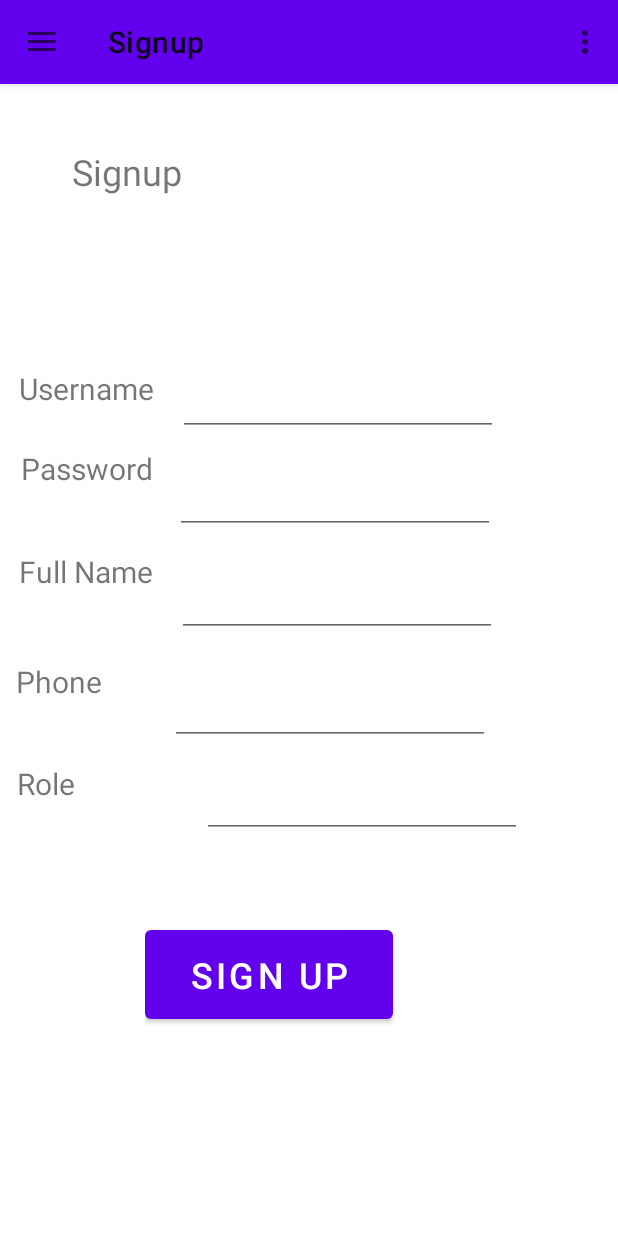
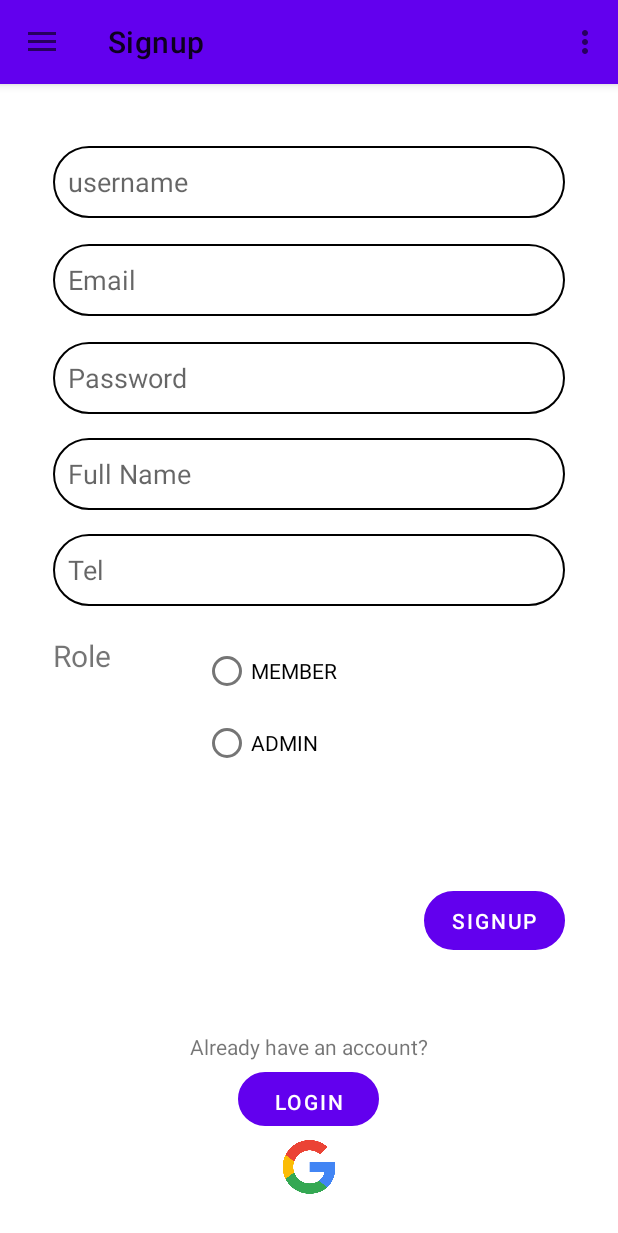
Before and after one commit to ancahutupasu/HeServices2, an Android app: the SignupFragment screen opened through its navigation route, on a phone screen of 412 x 824 dp. Shown: the top 1233 px of the screen. Run offline under Robolectric (Android 15) with nearby library versions, the phone set to English and light mode, and no system bars; our stand-ins replace navigation-ui.

Commit message:
layout sign up done

```diff
--- a/app/src/main/res/layout/fragment_register.xml
+++ b/app/src/main/res/layout/fragment_register.xml
@@ -7,8 +7,9 @@
 
     <EditText
         android:id="@+id/emailRegister"
-        android:layout_width="387dp"
-        android:layout_height="57dp"
+        android:layout_width="341dp"
+        android:layout_height="61dp"
+        android:autofillHints=""
         android:background="@drawable/round_border2"
         android:drawableStart="@android:drawable/sym_action_email"
         android:ems="10"
@@ -16,36 +17,43 @@
         android:padding="10dp"
         app:layout_constraintBottom_toBottomOf="parent"
         app:layout_constraintEnd_toEndOf="parent"
-        app:layout_constraintHorizontal_bias="0.666"
         app:layout_constraintStart_toStartOf="parent"
         app:layout_constraintTop_toTopOf="parent"
-        app:layout_constraintVertical_bias="0.287"
+        app:layout_constraintVertical_bias="0.17"
         tools:hint="@string/emailRegister"
-        android:autofillHints=""
         tools:ignore="LabelFor" />
 
-    <EditText
-        android:id="@+id/passwordRegister"
-        android:layout_width="387dp"
-        android:layout_height="57dp"
-        android:background="@drawable/round_border2"
-        android:drawableStart="@android:drawable/ic_lock_idle_lock"
-        android:ems="10"
-        android:hint="@string/passwordRegister"
-        android:inputType="textPassword"
-        android:padding="10dp"
+    <TextView
+        android:id="@+id/register_user1"
+        android:layout_width="172dp"
+        android:layout_height="25dp"
+        android:text="@string/existing_user"
         app:layout_constraintBottom_toBottomOf="parent"
         app:layout_constraintEnd_toEndOf="parent"
-        app:layout_constraintHorizontal_bias="0.666"
+        app:layout_constraintHorizontal_bias="0.447"
         app:layout_constraintStart_toStartOf="parent"
         app:layout_constraintTop_toTopOf="parent"
-        app:layout_constraintVertical_bias="0.394"
-        android:autofillHints="" />
+        app:layout_constraintVertical_bias="0.623" />
+
+    <Button
+        android:id="@+id/loginBut"
+        android:layout_width="wrap_content"
+        android:layout_height="wrap_content"
+        android:background="@drawable/round_border2"
+        android:text="@string/Login"
+        app:layout_constraintBottom_toBottomOf="parent"
+        app:layout_constraintEnd_toEndOf="parent"
+        app:layout_constraintHorizontal_bias="0.461"
+        app:layout_constraintStart_toStartOf="parent"
+        app:layout_constraintTop_toTopOf="parent"
+        app:layout_constraintVertical_bias="0.699"
+        tools:ignore="UsingOnClickInXml" />
 
     <EditText
         android:id="@+id/confirmPassword"
-        android:layout_width="387dp"
-        android:layout_height="57dp"
+        android:layout_width="341dp"
+        android:layout_height="61dp"
+        android:autofillHints=""
         android:background="@drawable/round_border2"
         android:drawableStart="@android:drawable/ic_lock_idle_lock"
         android:ems="10"
@@ -54,10 +62,10 @@
         android:padding="10dp"
         app:layout_constraintBottom_toBottomOf="parent"
         app:layout_constraintEnd_toEndOf="parent"
-        app:layout_constraintHorizontal_bias="0.497"
+        app:layout_constraintHorizontal_bias="0.528"
         app:layout_constraintStart_toStartOf="parent"
         app:layout_constraintTop_toTopOf="parent"
-        android:autofillHints="" />
+        app:layout_constraintVertical_bias="0.425" />
 
     <Button
         android:id="@+id/registerBut"
@@ -67,36 +75,10 @@
         android:text="@string/register"
         app:layout_constraintBottom_toBottomOf="parent"
         app:layout_constraintEnd_toEndOf="parent"
-        app:layout_constraintHorizontal_bias="0.914"
+        app:layout_constraintHorizontal_bias="0.875"
         app:layout_constraintStart_toStartOf="parent"
         app:layout_constraintTop_toTopOf="parent"
-        app:layout_constraintVertical_bias="0.606" />
-
-    <TextView
-        android:id="@+id/register_user1"
-        android:layout_width="172dp"
-        android:layout_height="25dp"
-        android:text="@string/existing_user"
-        app:layout_constraintBottom_toBottomOf="parent"
-        app:layout_constraintEnd_toEndOf="parent"
-        app:layout_constraintHorizontal_bias="0.497"
-        app:layout_constraintStart_toStartOf="parent"
-        app:layout_constraintTop_toTopOf="parent"
-        app:layout_constraintVertical_bias="0.692" />
-
-    <Button
-        android:id="@+id/loginBut"
-        android:layout_width="wrap_content"
-        android:layout_height="wrap_content"
-        android:background="@drawable/round_border2"
-        android:text="@string/Login"
-        app:layout_constraintBottom_toBottomOf="parent"
-        app:layout_constraintEnd_toEndOf="parent"
-        app:layout_constraintHorizontal_bias="0.498"
-        app:layout_constraintStart_toStartOf="parent"
-        app:layout_constraintTop_toTopOf="parent"
-        app:layout_constraintVertical_bias="0.755"
-        tools:ignore="UsingOnClickInXml" />
+        app:layout_constraintVertical_bias="0.534" />
 
     <ImageView
         android:id="@+id/googleLog"
@@ -106,10 +88,28 @@
         android:contentDescription="@string/app_name"
         app:layout_constraintBottom_toBottomOf="parent"
         app:layout_constraintEnd_toEndOf="parent"
-        app:layout_constraintHorizontal_bias="0.498"
+        app:layout_constraintHorizontal_bias="0.465"
         app:layout_constraintStart_toStartOf="parent"
         app:layout_constraintTop_toTopOf="parent"
-        app:layout_constraintVertical_bias="0.918"
+        app:layout_constraintVertical_bias="0.886"
         app:srcCompat="@drawable/google"
         tools:ignore="UsingOnClickInXml" />
+
+    <EditText
+        android:id="@+id/passwordRegister"
+        android:layout_width="341dp"
+        android:layout_height="61dp"
+        android:autofillHints=""
+        android:background="@drawable/round_border2"
+        android:drawableStart="@android:drawable/ic_lock_idle_lock"
+        android:ems="10"
+        android:hint="@string/passwordRegister"
+        android:inputType="textPassword"
+        android:padding="10dp"
+        app:layout_constraintBottom_toBottomOf="parent"
+        app:layout_constraintEnd_toEndOf="parent"
+        app:layout_constraintStart_toStartOf="parent"
+        app:layout_constraintTop_toTopOf="parent"
+        app:layout_constraintVertical_bias="0.298" />
+
 </androidx.constraintlayout.widget.ConstraintLayout>
--- a/app/src/main/res/layout/fragment_signup.xml
+++ b/app/src/main/res/layout/fragment_signup.xml
@@ -5,238 +5,180 @@
     android:layout_width="match_parent"
     android:layout_height="match_parent">
 
+    <TextView
+        android:id="@+id/register_user1"
+        android:layout_width="172dp"
+        android:layout_height="25dp"
+        android:text="@string/existing_user"
+        android:textAlignment="center"
+        app:layout_constraintBottom_toBottomOf="parent"
+        app:layout_constraintEnd_toEndOf="parent"
+        app:layout_constraintHorizontal_bias="0.497"
+        app:layout_constraintStart_toStartOf="parent"
+        app:layout_constraintTop_toTopOf="parent"
+        app:layout_constraintVertical_bias="0.851" />
+
     <LinearLayout
         android:id="@+id/linearLayout12"
-        android:layout_width="305dp"
-        android:layout_height="107dp"
-        android:orientation="horizontal"
+        android:layout_width="341dp"
+        android:layout_height="446dp"
+        android:orientation="vertical"
         app:layout_constraintBottom_toBottomOf="parent"
         app:layout_constraintEnd_toEndOf="parent"
-        app:layout_constraintHorizontal_bias="0.448"
         app:layout_constraintStart_toStartOf="parent"
         app:layout_constraintTop_toTopOf="parent"
-        app:layout_constraintVertical_bias="0.064">
+        app:layout_constraintVertical_bias="0.129">
 
-        <TextView
-            android:id="@+id/signup"
-            android:layout_width="239dp"
-            android:layout_height="101dp"
-            android:text="Signup"
-            android:textSize="24sp" />
+        <EditText
+            android:id="@+id/userName"
+            android:layout_width="match_parent"
+            android:layout_height="wrap_content"
+            android:background="@drawable/round_border2"
+            android:ems="10"
+            android:hint="username"
+            android:inputType="textPersonName"
+            android:minHeight="48dp"
+            android:padding="10dp"
+            tools:hint="@string/usernameSignUp" />
+
+        <Space
+            android:layout_width="match_parent"
+            android:layout_height="17dp" />
+
+        <EditText
+            android:id="@+id/emailSignUp"
+            android:layout_width="match_parent"
+            android:layout_height="wrap_content"
+            android:background="@drawable/round_border2"
+            android:ems="10"
+            android:hint="@string/emailSignUp"
+            android:inputType="textEmailAddress"
+            android:minHeight="48dp"
+            android:padding="10dp" />
+
+        <Space
+            android:layout_width="match_parent"
+            android:layout_height="17dp" />
+
+        <EditText
+            android:id="@+id/passwordSignUp"
+            android:layout_width="match_parent"
+            android:layout_height="wrap_content"
+            android:background="@drawable/round_border2"
+            android:ems="10"
+            android:hint="@string/passwordSignUp"
+            android:inputType="textPassword"
+            android:minHeight="48dp"
+            android:padding="10dp" />
+
+        <Space
+            android:layout_width="match_parent"
+            android:layout_height="16dp" />
+
+        <EditText
+            android:id="@+id/fullName"
+            android:layout_width="match_parent"
+            android:layout_height="wrap_content"
+            android:background="@drawable/round_border2"
+            android:ems="10"
+            android:hint="@string/nameSignUp"
+            android:inputType="textPersonName"
+            android:minHeight="48dp"
+            android:padding="10dp" />
+
+        <Space
+            android:layout_width="match_parent"
+            android:layout_height="16dp" />
+
+        <EditText
+            android:id="@+id/phoneNo"
+            android:layout_width="match_parent"
+            android:layout_height="wrap_content"
+            android:background="@drawable/round_border2"
+            android:ems="10"
+            android:hint="@string/phoneNo"
+            android:inputType="phone"
+            android:minHeight="48dp"
+            android:padding="10dp" />
+
+        <Space
+            android:layout_width="match_parent"
+            android:layout_height="19dp" />
+
+        <LinearLayout
+            android:layout_width="199dp"
+            android:layout_height="107dp"
+            android:orientation="horizontal">
+
+            <TextView
+                android:id="@+id/role"
+                android:layout_width="100dp"
+                android:layout_height="100dp"
+                android:text="Role"
+                android:textSize="20sp" />
+
+            <RadioGroup
+                android:layout_width="match_parent"
+                android:layout_height="wrap_content">
+
+                <RadioButton
+                    android:id="@+id/member"
+                    android:layout_width="103dp"
+                    android:layout_height="wrap_content"
+                    android:layout_weight="1"
+                    android:text="MEMBER" />
+
+                <RadioButton
+                    android:id="@+id/admin"
+                    android:layout_width="104dp"
+                    android:layout_height="wrap_content"
+                    android:layout_weight="1"
+                    android:text="ADMIN" />
+
+            </RadioGroup>
+        </LinearLayout>
+
     </LinearLayout>
 
-    <LinearLayout
-        android:layout_width="266dp"
-        android:layout_height="77dp"
-        android:orientation="horizontal"
+    <ImageView
+        android:id="@+id/googleLog"
+        android:layout_width="41dp"
+        android:layout_height="36dp"
+        android:contentDescription="@string/app_name"
         app:layout_constraintBottom_toBottomOf="parent"
         app:layout_constraintEnd_toEndOf="parent"
-        app:layout_constraintHorizontal_bias="0.087"
         app:layout_constraintStart_toStartOf="parent"
         app:layout_constraintTop_toTopOf="parent"
-        app:layout_constraintVertical_bias="0.274">
+        app:layout_constraintVertical_bias="0.962"
+        app:srcCompat="@drawable/google"
+        tools:ignore="UsingOnClickInXml" />
 
-        <TextView
-            android:id="@+id/textView12"
-            android:layout_width="228dp"
-            android:layout_height="60dp"
-            android:text="Username"
-            android:textSize="20sp" />
-    </LinearLayout>
-
-    <LinearLayout
-        android:layout_width="274dp"
-        android:layout_height="94dp"
-        android:orientation="horizontal"
+    <Button
+        android:id="@+id/singup"
+        android:layout_width="94dp"
+        android:layout_height="39dp"
+        android:background="@drawable/round_border2"
+        android:text="SIGNUP"
         app:layout_constraintBottom_toBottomOf="parent"
         app:layout_constraintEnd_toEndOf="parent"
-        app:layout_constraintHorizontal_bias="0.862"
+        app:layout_constraintHorizontal_bias="0.889"
         app:layout_constraintStart_toStartOf="parent"
         app:layout_constraintTop_toTopOf="parent"
-        app:layout_constraintVertical_bias="0.256">
+        app:layout_constraintVertical_bias="0.738"
+        tools:ignore="TouchTargetSizeCheck" />
 
-        <EditText
-            android:id="@+id/editTextTextEmailAddress"
-            android:layout_width="wrap_content"
-            android:layout_height="62dp"
-            android:ems="10"
-            android:inputType="textEmailAddress"
-            tools:ignore="SpeakableTextPresentCheck,SpeakableTextPresentCheck" />
-    </LinearLayout>
-
-    <LinearLayout
-        android:layout_width="260dp"
-        android:layout_height="93dp"
-        android:orientation="horizontal"
+    <Button
+        android:id="@+id/loginBut"
+        android:layout_width="94dp"
+        android:layout_height="36dp"
+        android:background="@drawable/round_border2"
+        android:text="@string/Login"
         app:layout_constraintBottom_toBottomOf="parent"
         app:layout_constraintEnd_toEndOf="parent"
-        app:layout_constraintHorizontal_bias="0.091"
+        app:layout_constraintHorizontal_bias="0.498"
         app:layout_constraintStart_toStartOf="parent"
         app:layout_constraintTop_toTopOf="parent"
-        app:layout_constraintVertical_bias="0.36">
-
-        <TextView
-            android:id="@+id/textView13"
-            android:layout_width="197dp"
-            android:layout_height="61dp"
-            android:text="Password"
-            android:textSize="20sp" />
-    </LinearLayout>
-
-    <LinearLayout
-        android:layout_width="274dp"
-        android:layout_height="88dp"
-        android:orientation="horizontal"
-        app:layout_constraintBottom_toBottomOf="parent"
-        app:layout_constraintEnd_toEndOf="parent"
-        app:layout_constraintHorizontal_bias="0.846"
-        app:layout_constraintStart_toStartOf="parent"
-        app:layout_constraintTop_toTopOf="parent"
-        app:layout_constraintVertical_bias="0.332">
-
-        <EditText
-            android:id="@+id/editTextTextPassword"
-            android:layout_width="wrap_content"
-            android:layout_height="74dp"
-            android:ems="10"
-            android:inputType="textPassword"
-            tools:ignore="SpeakableTextPresentCheck,SpeakableTextPresentCheck" />
-    </LinearLayout>
-
-    <LinearLayout
-        android:layout_width="268dp"
-        android:layout_height="93dp"
-        android:orientation="horizontal"
-        app:layout_constraintBottom_toBottomOf="parent"
-        app:layout_constraintEnd_toEndOf="parent"
-        app:layout_constraintHorizontal_bias="0.09"
-        app:layout_constraintStart_toStartOf="parent"
-        app:layout_constraintTop_toTopOf="parent"
-        app:layout_constraintVertical_bias="0.461">
-
-        <TextView
-            android:id="@+id/textView14"
-            android:layout_width="205dp"
-            android:layout_height="67dp"
-            android:text="Full Name"
-            android:textSize="20sp" />
-    </LinearLayout>
-
-    <LinearLayout
-        android:layout_width="268dp"
-        android:layout_height="84dp"
-        android:orientation="horizontal"
-        app:layout_constraintBottom_toBottomOf="parent"
-        app:layout_constraintEnd_toEndOf="parent"
-        app:layout_constraintHorizontal_bias="0.819"
-        app:layout_constraintStart_toStartOf="parent"
-        app:layout_constraintTop_toTopOf="parent"
-        app:layout_constraintVertical_bias="0.438">
-
-        <EditText
-            android:id="@+id/editTextTextPersonName2"
-            android:layout_width="wrap_content"
-            android:layout_height="69dp"
-            android:ems="10"
-            android:inputType="textPersonName"
-            tools:ignore="SpeakableTextPresentCheck,SpeakableTextPresentCheck" />
-    </LinearLayout>
-
-    <LinearLayout
-        android:layout_width="299dp"
-        android:layout_height="93dp"
-        android:orientation="horizontal"
-        app:layout_constraintBottom_toBottomOf="parent"
-        app:layout_constraintEnd_toEndOf="parent"
-        app:layout_constraintHorizontal_bias="0.092"
-        app:layout_constraintStart_toStartOf="parent"
-        app:layout_constraintTop_toTopOf="parent"
-        app:layout_constraintVertical_bias="0.57">
-
-        <TextView
-            android:id="@+id/textView15"
-            android:layout_width="254dp"
-            android:layout_height="66dp"
-            android:text="Phone"
-            android:textSize="20sp" />
-    </LinearLayout>
-
-    <LinearLayout
-        android:layout_width="280dp"
-        android:layout_height="89dp"
-        android:orientation="horizontal"
-        app:layout_constraintBottom_toBottomOf="parent"
-        app:layout_constraintEnd_toEndOf="parent"
-        app:layout_constraintHorizontal_bias="0.86"
-        app:layout_constraintStart_toStartOf="parent"
-        app:layout_constraintTop_toTopOf="parent"
-        app:layout_constraintVertical_bias="0.55">
-
-        <EditText
-            android:id="@+id/editTextPhone"
-            android:layout_width="wrap_content"
-            android:layout_height="67dp"
-            android:ems="10"
-            android:inputType="phone"
-            tools:ignore="SpeakableTextPresentCheck,SpeakableTextPresentCheck" />
-    </LinearLayout>
-
-    <LinearLayout
-        android:layout_width="294dp"
-        android:layout_height="93dp"
-        android:orientation="horizontal"
-        app:layout_constraintBottom_toBottomOf="parent"
-        app:layout_constraintEnd_toEndOf="parent"
-        app:layout_constraintHorizontal_bias="0.096"
-        app:layout_constraintStart_toStartOf="parent"
-        app:layout_constraintTop_toTopOf="parent"
-        app:layout_constraintVertical_bias="0.671">
-
-        <TextView
-            android:id="@+id/textView16"
-            android:layout_width="130dp"
-            android:layout_height="53dp"
-            android:text="Role"
-            android:textSize="20sp" />
-    </LinearLayout>
-
-    <LinearLayout
-        android:layout_width="254dp"
-        android:layout_height="84dp"
-        android:orientation="horizontal"
-        app:layout_constraintBottom_toBottomOf="parent"
-        app:layout_constraintEnd_toEndOf="parent"
-        app:layout_constraintHorizontal_bias="0.851"
-        app:layout_constraintStart_toStartOf="parent"
-        app:layout_constraintTop_toTopOf="parent"
-        app:layout_constraintVertical_bias="0.641">
-
-        <EditText
-            android:id="@+id/editTextTextPersonName3"
-            android:layout_width="wrap_content"
-            android:layout_height="64dp"
-            android:ems="10"
-            android:inputType="textPersonName"
-            tools:ignore="SpeakableTextPresentCheck,SpeakableTextPresentCheck" />
-    </LinearLayout>
-
-    <LinearLayout
-        android:layout_width="196dp"
-        android:layout_height="91dp"
-        android:orientation="horizontal"
-        app:layout_constraintBottom_toBottomOf="parent"
-        app:layout_constraintEnd_toEndOf="parent"
-        app:layout_constraintHorizontal_bias="0.447"
-        app:layout_constraintStart_toStartOf="parent"
-        app:layout_constraintTop_toTopOf="parent"
-        app:layout_constraintVertical_bias="0.825">
-
-        <Button
-            android:id="@+id/button2"
-            android:layout_width="165dp"
-            android:layout_height="71dp"
-            android:text="Sign Up"
-            android:textSize="24sp" />
-    </LinearLayout>
+        app:layout_constraintVertical_bias="0.9"
+        tools:ignore="UsingOnClickInXml,TouchTargetSizeCheck" />
 
 </androidx.constraintlayout.widget.ConstraintLayout>
--- a/app/src/main/res/values/strings.xml
+++ b/app/src/main/res/values/strings.xml
@@ -13,6 +13,11 @@
     <string name="confirmPassword">Confirm Password</string>
     <string name="existing_user">Already have an account?</string>
     <string name="toLogout">To Logout</string>
+    <string name="emailSignUp">Email</string>
+    <string name="passwordSignUp">Password</string>
+    <string name="phoneNo">Tel</string>
+    <string name="usernameSignUp">username</string>
+    <string name="nameSignUp">Full Name</string>
 
 
 </resources>
```
